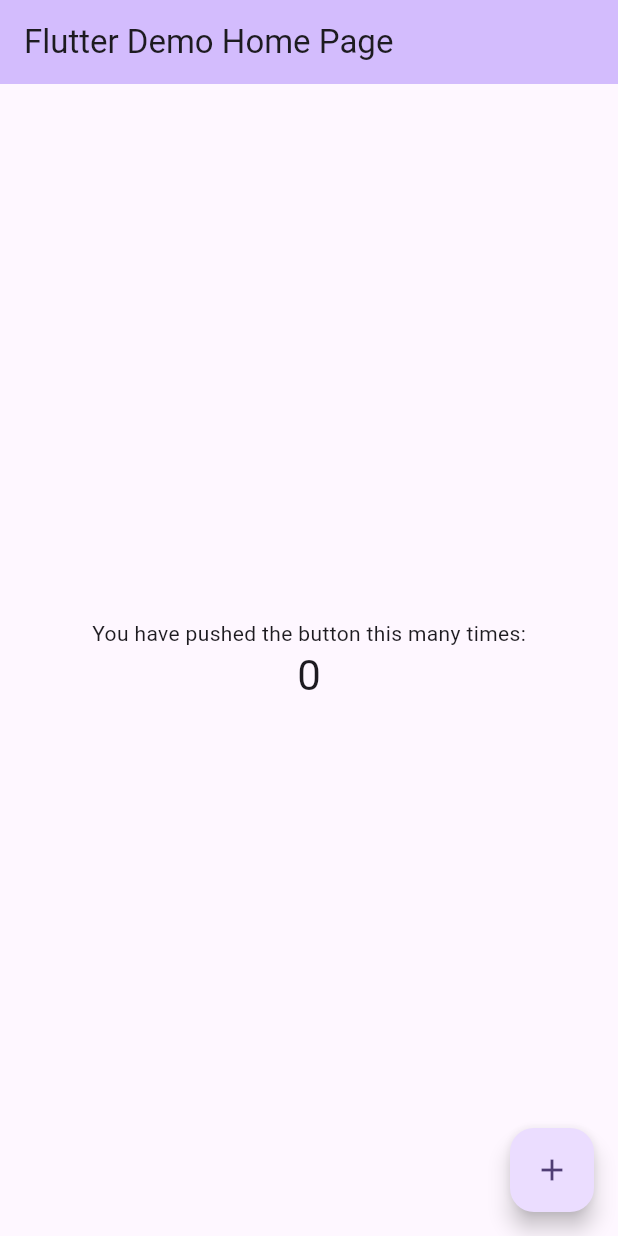
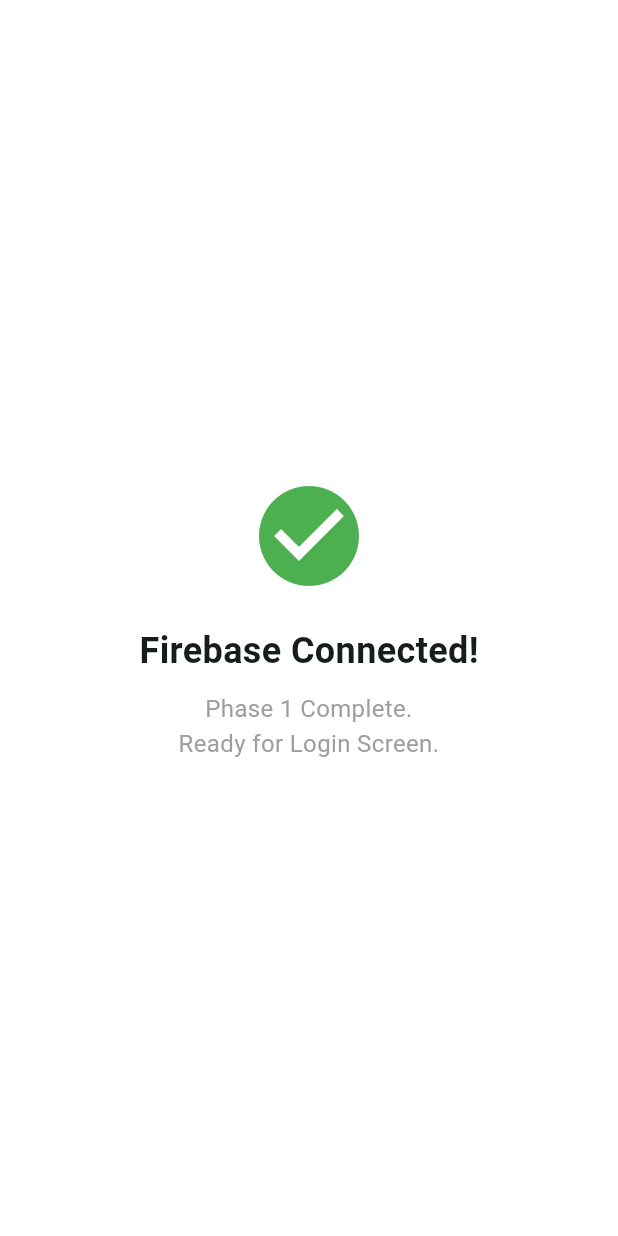
Before and after one commit to iamJABASTIN/healthcare-app, a Flutter app: the screen it shows after launch, on a phone screen of 412 x 824 dp. Run offline on Flutter 3.47's test engine with Material 3 defaults, Android fonts, the phone set to English and light mode, and no system bars; our stand-ins replace firebase_core; accounts and stored records are empty.

Commit message:
feat(app): Setup MVVM architecture and connect Firebase

```diff
--- a/lib/main.dart
+++ b/lib/main.dart
@@ -1,122 +1,68 @@
 import 'package:flutter/material.dart';
+import 'package:firebase_core/firebase_core.dart';
+import 'firebase_options.dart'; // <--- This file was generated by the CLI
 
-void main() {
-  runApp(const MyApp());
+void main() async {
+  // 1. Ensure Flutter engine is ready
+  WidgetsFlutterBinding.ensureInitialized();
+
+  // 2. Initialize Firebase using the CLI-generated options
+  await Firebase.initializeApp(
+    options: DefaultFirebaseOptions.currentPlatform,
+  );
+
+  runApp(const ZenThinkApp());
 }
 
-class MyApp extends StatelessWidget {
-  const MyApp({super.key});
+class ZenThinkApp extends StatelessWidget {
+  const ZenThinkApp({super.key});
 
-  // This widget is the root of your application.
   @override
   Widget build(BuildContext context) {
     return MaterialApp(
-      title: 'Flutter Demo',
+      title: 'ZenThink Health',
+      debugShowCheckedModeBanner: false,
       theme: ThemeData(
-        // This is the theme of your application.
-        //
-        // TRY THIS: Try running your application with "flutter run". You'll see
-        // the application has a purple toolbar. Then, without quitting the app,
-        // try changing the seedColor in the colorScheme below to Colors.green
-        // and then invoke "hot reload" (save your changes or press the "hot
-        // reload" button in a Flutter-supported IDE, or press "r" if you used
-        // the command line to start the app).
-        //
-        // Notice that the counter didn't reset back to zero; the application
-        // state is not lost during the reload. To reset the state, use hot
-        // restart instead.
-        //
-        // This works for code too, not just values: Most code changes can be
-        // tested with just a hot reload.
-        colorScheme: ColorScheme.fromSeed(seedColor: Colors.deepPurple),
+        colorScheme: ColorScheme.fromSeed(seedColor: Colors.teal), // Healthcare theme
+        useMaterial3: true,
       ),
-      home: const MyHomePage(title: 'Flutter Demo Home Page'),
+      // We point to this screen just to test the connection
+      home: const ConnectionCheckScreen(),
     );
   }
 }
 
-class MyHomePage extends StatefulWidget {
-  const MyHomePage({super.key, required this.title});
-
-  // This widget is the home page of your application. It is stateful, meaning
-  // that it has a State object (defined below) that contains fields that affect
-  // how it looks.
-
-  // This class is the configuration for the state. It holds the values (in this
-  // case the title) provided by the parent (in this case the App widget) and
-  // used by the build method of the State. Fields in a Widget subclass are
-  // always marked "final".
-
-  final String title;
-
-  @override
-  State<MyHomePage> createState() => _MyHomePageState();
-}
-
-class _MyHomePageState extends State<MyHomePage> {
-  int _counter = 0;
-
-  void _incrementCounter() {
-    setState(() {
-      // This call to setState tells the Flutter framework that something has
-      // changed in this State, which causes it to rerun the build method below
-      // so that the display can reflect the updated values. If we changed
-      // _counter without calling setState(), then the build method would not be
-      // called again, and so nothing would appear to happen.
-      _counter++;
-    });
-  }
+// --- Temporary Screen to Confirm Connection ---
+class ConnectionCheckScreen extends StatelessWidget {
+  const ConnectionCheckScreen({super.key});
 
   @override
   Widget build(BuildContext context) {
-    // This method is rerun every time setState is called, for instance as done
-    // by the _incrementCounter method above.
-    //
-    // The Flutter framework has been optimized to make rerunning build methods
-    // fast, so that you can just rebuild anything that needs updating rather
-    // than having to individually change instances of widgets.
     return Scaffold(
-      appBar: AppBar(
-        // TRY THIS: Try changing the color here to a specific color (to
-        // Colors.amber, perhaps?) and trigger a hot reload to see the AppBar
-        // change color while the other colors stay the same.
-        backgroundColor: Theme.of(context).colorScheme.inversePrimary,
-        // Here we take the value from the MyHomePage object that was created by
-        // the App.build method, and use it to set our appbar title.
-        title: Text(widget.title),
-      ),
+      backgroundColor: Colors.white,
       body: Center(
-        // Center is a layout widget. It takes a single child and positions it
-        // in the middle of the parent.
         child: Column(
-          // Column is also a layout widget. It takes a list of children and
-          // arranges them vertically. By default, it sizes itself to fit its
-          // children horizontally, and tries to be as tall as its parent.
-          //
-          // Column has various properties to control how it sizes itself and
-          // how it positions its children. Here we use mainAxisAlignment to
-          // center the children vertically; the main axis here is the vertical
-          // axis because Columns are vertical (the cross axis would be
-          // horizontal).
-          //
-          // TRY THIS: Invoke "debug painting" (choose the "Toggle Debug Paint"
-          // action in the IDE, or press "p" in the console), to see the
-          // wireframe for each widget.
           mainAxisAlignment: MainAxisAlignment.center,
-          children: <Widget>[
-            const Text('You have pushed the button this many times:'),
-            Text(
-              '$_counter',
-              style: Theme.of(context).textTheme.headlineMedium,
+          children: [
+            // Green Check Icon
+            const Icon(Icons.check_circle, color: Colors.green, size: 80),
+            const SizedBox(height: 20),
+
+            // Success Text
+            const Text(
+              "Firebase Connected!",
+              style: TextStyle(fontSize: 24, fontWeight: FontWeight.bold),
+            ),
+            const SizedBox(height: 10),
+
+            const Text(
+              "Phase 1 Complete.\nReady for Login Screen.",
+              textAlign: TextAlign.center,
+              style: TextStyle(color: Colors.grey, fontSize: 16),
             ),
           ],
         ),
       ),
-      floatingActionButton: FloatingActionButton(
-        onPressed: _incrementCounter,
-        tooltip: 'Increment',
-        child: const Icon(Icons.add),
-      ), // This trailing comma makes auto-formatting nicer for build methods.
     );
   }
 }
```
Also changed, not shown: pubspec.yaml (+7 -0 lines), firebase.json (added), lib/firebase_options.dart (added), pubspec.lock, 6 other files.
